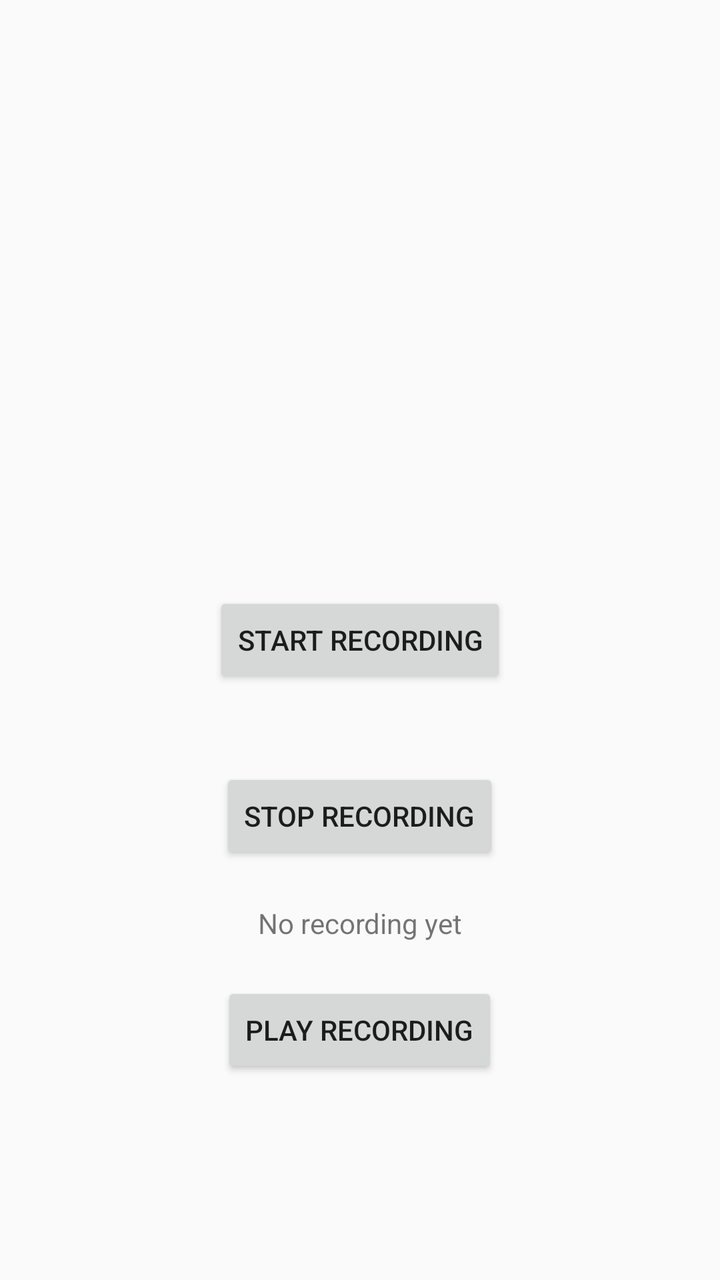
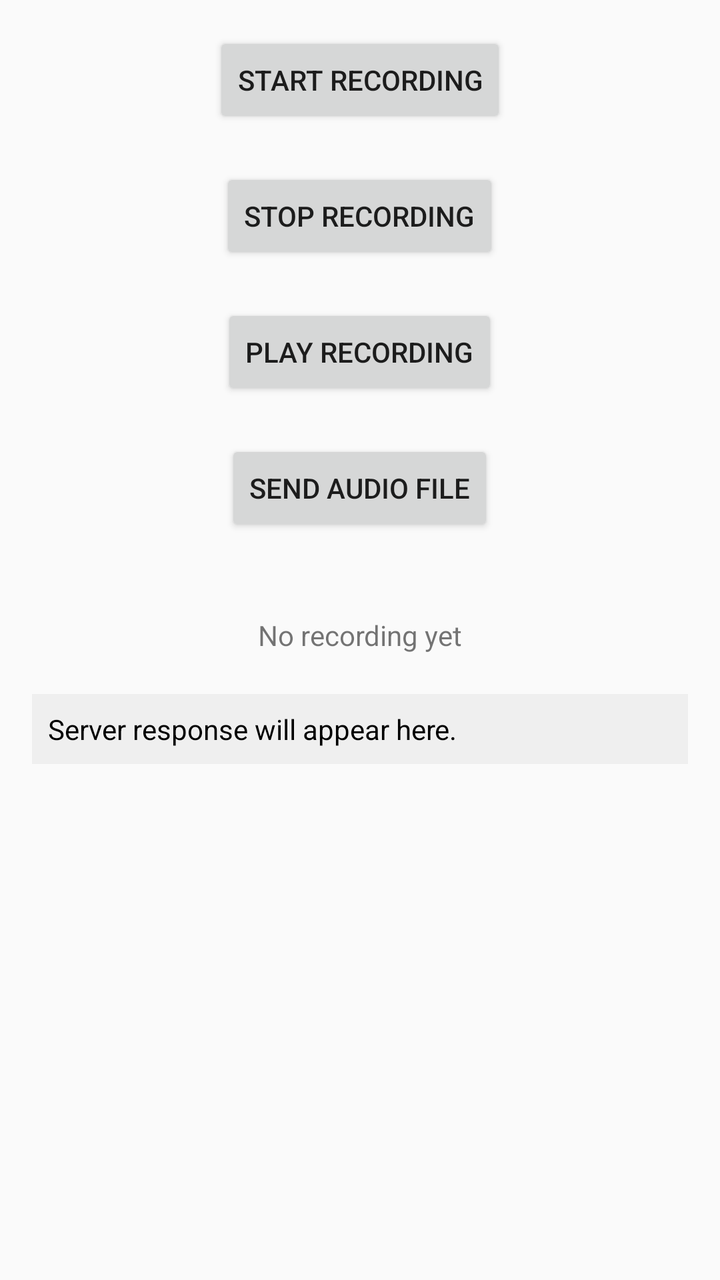

An Android layout rendered at two revisions. The XML below is the earlier revision; the diff shows what the commit changed to produce the second picture.
<!-- AndroidManifest.xml: activity theme Theme.ExampleRecorder -->
<!-- res/layout/activity_main.xml -->
<?xml version="1.0" encoding="utf-8"?>
<RelativeLayout 
    xmlns:android="http://schemas.android.com/apk/res/android"
    android:layout_width="match_parent"
    android:layout_height="match_parent"
    android:padding="16dp">

    <Button
        android:id="@+id/btnRecord"
        android:layout_width="wrap_content"
        android:layout_height="wrap_content"
        android:text="Start Recording"
        android:layout_centerHorizontal="true"
        android:layout_centerVertical="true"
        android:layout_marginBottom="20dp" />

    <Button
        android:id="@+id/btnStop"
        android:layout_width="wrap_content"
        android:layout_height="wrap_content"
        android:text="Stop Recording"
        android:layout_centerHorizontal="true"
        android:layout_below="@id/btnRecord"
        android:layout_marginTop="20dp" />

    <TextView
        android:id="@+id/tvRecordingStatus"
        android:layout_width="wrap_content"
        android:layout_height="wrap_content"
        android:text="No recording yet"
        android:layout_below="@id/btnStop"
        android:layout_centerHorizontal="true"
        android:layout_marginTop="20dp" />

    <Button
        android:id="@+id/btnPlay"
        android:layout_width="wrap_content"
        android:layout_height="wrap_content"
        android:text="Play Recording"
        android:layout_below="@id/tvRecordingStatus"
        android:layout_centerHorizontal="true"
        android:layout_marginTop="20dp"/>
</RelativeLayout>
<!-- resources referenced by this layout -->
<resources>
  <style name="Theme.ExampleRecorder" parent="Theme.AppCompat.Light.NoActionBar">
          
      </style>
</resources>

<!-- the commit's change to res/layout/activity_main.xml (unified diff, before → after) -->
@@ -1,43 +1,75 @@
 <?xml version="1.0" encoding="utf-8"?>
-<RelativeLayout 
+<LinearLayout 
     xmlns:android="http://schemas.android.com/apk/res/android"
     android:layout_width="match_parent"
     android:layout_height="match_parent"
+    android:orientation="vertical"
     android:padding="16dp">
 
-    <Button
-        android:id="@+id/btnRecord"
+    
+    <LinearLayout
+        android:id="@+id/buttonContainer"
+        android:layout_width="match_parent"
+        android:layout_height="wrap_content"
+        android:orientation="vertical"
+        android:gravity="center_horizontal">
+
+        <Button
+            android:id="@+id/btnRecord"
+            android:layout_width="wrap_content"
+            android:layout_height="wrap_content"
+            android:text="Start Recording"
+            android:layout_marginBottom="20dp" />
+
+        <Button
+            android:id="@+id/btnStop"
+            android:layout_width="wrap_content"
+            android:layout_height="wrap_content"
+            android:text="Stop Recording"
+            android:layout_marginBottom="20dp" />
+
+        <Button
+            android:id="@+id/btnPlay"
+            android:layout_width="wrap_content"
+            android:layout_height="wrap_content"
+            android:text="Play Recording"
+            android:layout_marginBottom="20dp" />
+
+        <Button
+            android:id="@+id/btnSend"
+            android:layout_width="wrap_content"
+            android:layout_height="wrap_content"
+            android:text="Send Audio File"
+            android:layout_marginBottom="20dp"/>
+    </LinearLayout>
+
+    
+    <ProgressBar
+        android:id="@+id/progressBar"
+        style="@android:style/Widget.DeviceDefault.Light.ProgressBar.Large"
         android:layout_width="wrap_content"
         android:layout_height="wrap_content"
-        android:text="Start Recording"
-        android:layout_centerHorizontal="true"
-        android:layout_centerVertical="true"
-        android:layout_marginBottom="20dp" />
+        android:layout_gravity="center"
+        android:visibility="gone"
+        android:layout_marginTop="20dp"/>
 
-    <Button
-        android:id="@+id/btnStop"
-        android:layout_width="wrap_content"
-        android:layout_height="wrap_content"
-        android:text="Stop Recording"
-        android:layout_centerHorizontal="true"
-        android:layout_below="@id/btnRecord"
-        android:layout_marginTop="20dp" />
-
+    
     <TextView
         android:id="@+id/tvRecordingStatus"
         android:layout_width="wrap_content"
         android:layout_height="wrap_content"
         android:text="No recording yet"
-        android:layout_below="@id/btnStop"
-        android:layout_centerHorizontal="true"
-        android:layout_marginTop="20dp" />
+        android:layout_marginTop="20dp"
+        android:layout_gravity="center_horizontal"/>
 
-    <Button
-        android:id="@+id/btnPlay"
-        android:layout_width="wrap_content"
+    
+    <TextView
+        android:id="@+id/tvServerResponse"
+        android:layout_width="match_parent"
         android:layout_height="wrap_content"
-        android:text="Play Recording"
-        android:layout_below="@id/tvRecordingStatus"
-        android:layout_centerHorizontal="true"
+        android:text="Server response will appear here."
+        android:padding="8dp"
+        android:background="#EFEFEF"
+        android:textColor="#000000"
         android:layout_marginTop="20dp"/>
-</RelativeLayout>
+</LinearLayout>
